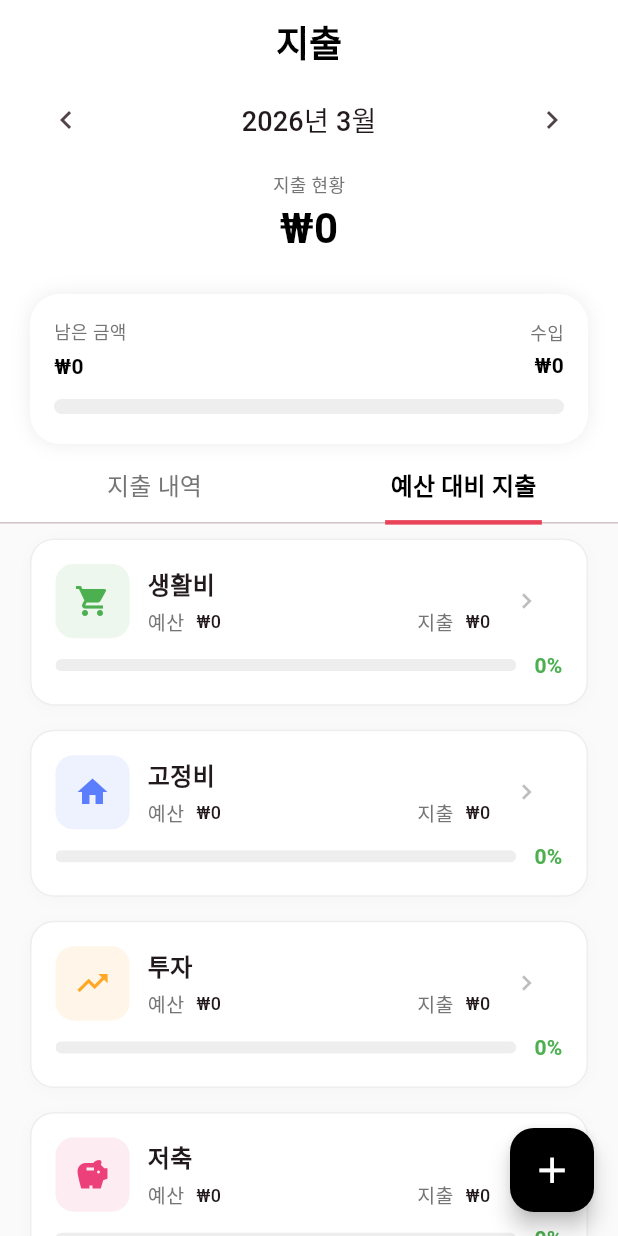
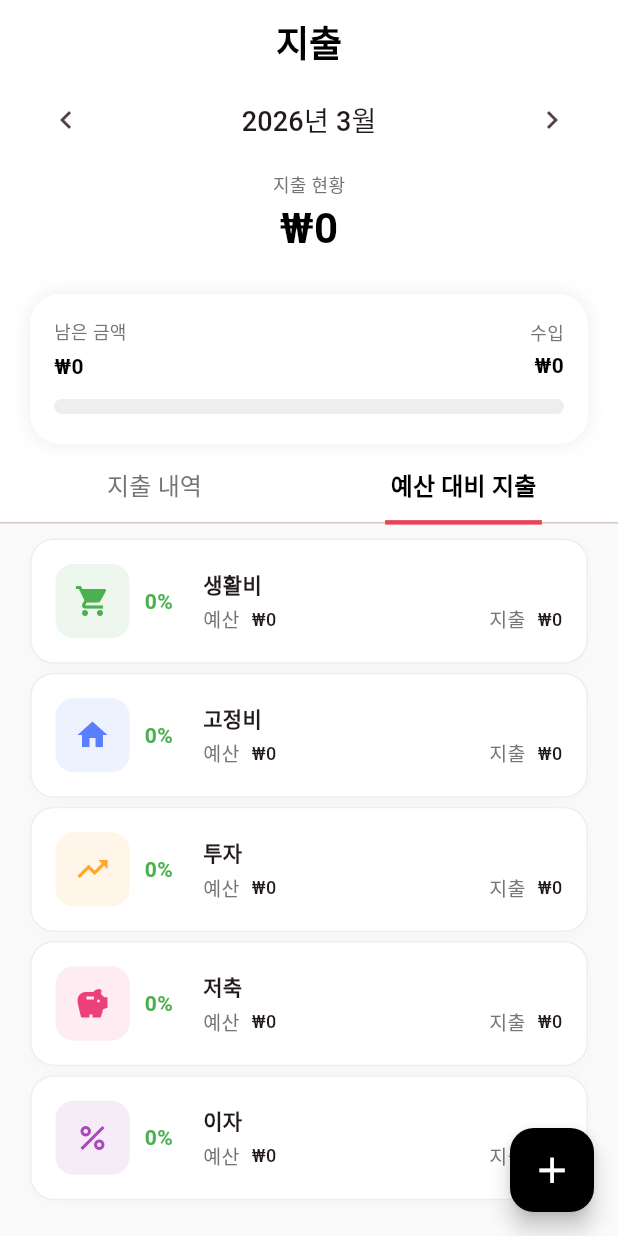
Before and after one commit to MiracleMoney/SYLSYM, a Flutter app: the SpendingScreen screen opened directly, tab 2 chosen, on a phone screen of 412 x 824 dp. Run offline on Flutter 3.47's test engine with Material 3 defaults, Android fonts, the phone set to English and light mode, and no system bars; our stand-ins replace cloud_firestore, device_preview, firebase_auth, firebase_core, firebase_crashlytics, google_fonts and 3 more; accounts and stored records are empty; Roboto replaces fonts that are missing (Gmarket_sans).

Commit message:
지출화면 지출내역간 마진 6으로 줄임. 예산대비 지출 화면 최적화중

```diff
--- a/lib/features/spending/presentation/widgets/category_budget_widget.dart
+++ b/lib/features/spending/presentation/widgets/category_budget_widget.dart
@@ -91,7 +91,7 @@ class CategoryBudgetWidget extends StatelessWidget {
         final isOverBudget = actual > budget;
 
         return Container(
-          margin: const EdgeInsets.only(bottom: 16),
+          margin: const EdgeInsets.only(bottom: 6),
           padding: const EdgeInsets.all(16),
           decoration: BoxDecoration(
             color: Colors.white,
@@ -123,6 +123,34 @@ class CategoryBudgetWidget extends StatelessWidget {
                       size: 24,
                     ),
                   ),
+                  const SizedBox(width: 2),
+                  Container(
+                    padding: const EdgeInsets.symmetric(
+                      horizontal: 8,
+                      vertical: 4,
+                    ),
+                    // decoration: BoxDecoration(
+                    //   color: isOverBudget
+                    //       ? Colors.red.withOpacity(0.1)
+                    //       : percentage > 80
+                    //       ? Colors.orange.withOpacity(0.1)
+                    //       : Colors.green.withOpacity(0.1),
+                    //   borderRadius: BorderRadius.circular(8),
+                    // ),
+                    child: Text(
+                      '${percentage.toInt()}%',
+                      style: TextStyle(
+                        fontFamily: 'Gmarket_sans',
+                        fontWeight: FontWeight.w700,
+                        fontSize: Sizes.size14,
+                        color: isOverBudget
+                            ? Colors.red
+                            : percentage > 80
+                            ? Colors.orange
+                            : Colors.green,
+                      ),
+                    ),
+                  ),
                   const SizedBox(width: 12),
                   Expanded(
                     child: Column(
@@ -133,7 +161,7 @@ class CategoryBudgetWidget extends StatelessWidget {
                           style: const TextStyle(
                             fontFamily: 'Gmarket_sans',
                             fontWeight: FontWeight.w700,
-                            fontSize: Sizes.size16,
+                            fontSize: Sizes.size14,
                           ),
                         ),
                         const SizedBox(height: 4),
@@ -181,74 +209,6 @@ class CategoryBudgetWidget extends StatelessWidget {
                       ],
                     ),
                   ),
-                  IconButton(
-                    onPressed: () {
-                      showDialog(
-                        context: context,
-                        builder: (dialogContext) {
-                          final screenHeight = MediaQuery.of(
-                            dialogContext,
-                          ).size.height;
-                          return Dialog(
-                            backgroundColor: Colors.transparent,
-                            insetPadding: const EdgeInsets.all(16),
-                            child: ClipRRect(
-                              borderRadius: BorderRadius.circular(24),
-                              child: SizedBox(
-                                height: screenHeight * 0.95,
-                                child: const BudgetInputScreen(),
-                              ),
-                            ),
-                          );
-                        },
-                      );
-                    },
-                    icon: Icon(
-                      Icons.chevron_right,
-                      color: Colors.grey.shade400,
-                      size: 20,
-                    ),
-                    splashRadius: 18,
-                    constraints: const BoxConstraints(),
-                    padding: EdgeInsets.zero,
-                  ),
-                ],
-              ),
-
-              const SizedBox(height: 8),
-              Row(
-                children: [
-                  Expanded(
-                    child: ClipRRect(
-                      borderRadius: BorderRadius.circular(10),
-                      child: LinearProgressIndicator(
-                        value: percentage / 100,
-                        minHeight: progressBarHeight,
-                        backgroundColor: Colors.grey.shade200,
-                        valueColor: AlwaysStoppedAnimation<Color>(
-                          isOverBudget
-                              ? Colors.red
-                              : percentage > 80
-                              ? Colors.orange
-                              : Colors.green,
-                        ),
-                      ),
-                    ),
-                  ),
-                  const SizedBox(width: 12),
-                  Text(
-                    '${percentage.toInt()}%',
-                    style: TextStyle(
-                      fontFamily: 'Gmarket_sans',
-                      fontWeight: FontWeight.w700,
-                      fontSize: 14,
-                      color: isOverBudget
-                          ? Colors.red
-                          : percentage > 80
-                          ? Colors.orange
-                          : Colors.green,
-                    ),
-                  ),
                 ],
               ),
             ],
--- a/lib/features/spending/presentation/widgets/expense_list_widget.dart
+++ b/lib/features/spending/presentation/widgets/expense_list_widget.dart
@@ -96,7 +96,7 @@ class ExpenseListWidget extends StatelessWidget {
         return GestureDetector(
           onTap: () => onExpenseTap?.call(expense),
           child: Container(
-            margin: const EdgeInsets.only(bottom: 12),
+            margin: const EdgeInsets.only(bottom: 6),
             padding: const EdgeInsets.all(16),
             decoration: BoxDecoration(
               color: Colors.white,
```
